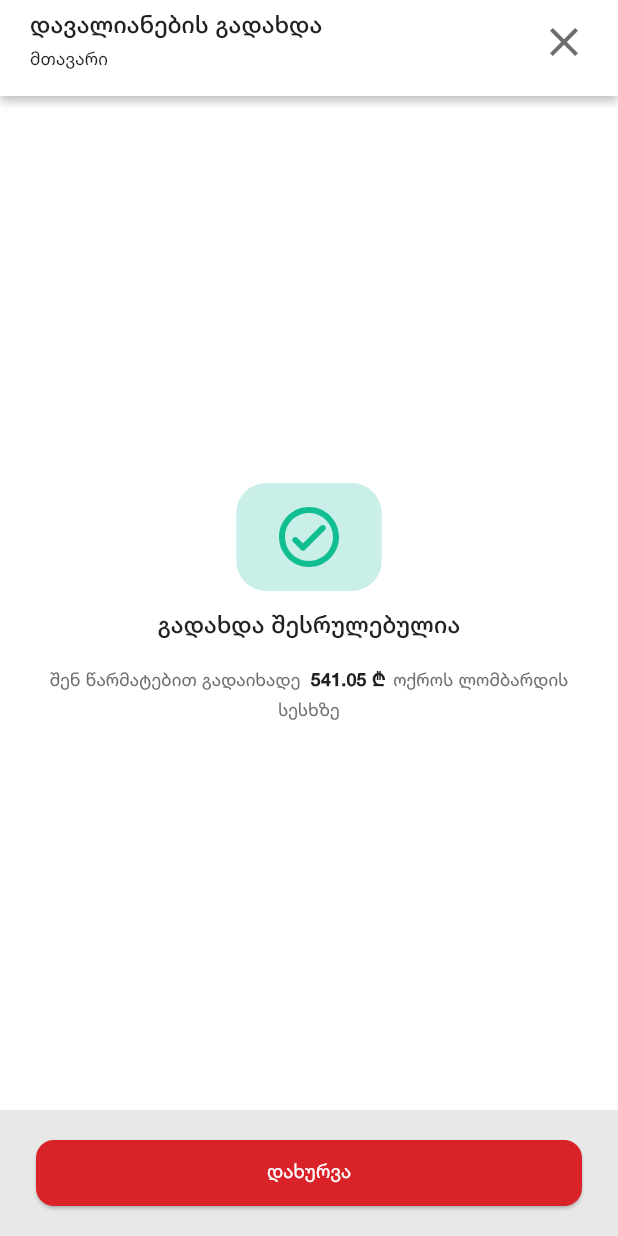
After one commit to OmarKhachidze/skapi_obligations, a Flutter app: the SuccessScreen screen opened by its route, on a phone screen of 412 x 824 dp. The commit adds this screen. Run offline on Flutter 3.47's test engine with Material 3 defaults, Android fonts, the phone set to English and light mode, and no system bars; drawn by our look-alikes of dynamic_color; our stand-ins replace flutter_svg, go_router; generated files the repository leaves out were written again; project files that could hold a hidden picture were left out.

Commit message:
add success screen

```diff
--- a/lib/common/constants/svg_assets.dart
+++ b/lib/common/constants/svg_assets.dart
@@ -32,4 +32,5 @@ class SvgAssets {
   static const String listAlt = '${_svgsPath}list_alt.svg';
   static const String errorOutline = '${_svgsPath}error_outline.svg';
   static const String gelSymbol = '${_svgsPath}gel_symbol.svg';
+  static const String checkCircle = '${_svgsPath}check_circle.svg';
 }
--- a/lib/common/extension/route_extension.dart
+++ b/lib/common/extension/route_extension.dart
@@ -18,6 +18,8 @@ extension RouteExtension on AppRoute {
         return context.localization.navigationLabelCurrency;
       case AppRoute.payment:
         return context.localization.paymentDetailsDebtPayment;
+      default:
+        return '';
     }
   }
 
--- /dev/null
+++ b/lib/common/screens/success_screen.dart
@@ -0,0 +1,74 @@
+import 'package:flutter/material.dart';
+import 'package:flutter_svg/svg.dart';
+import 'package:go_router/go_router.dart';
+import 'package:skapi_obligations/common/extension/localization_extension.dart';
+import 'package:skapi_obligations/common/extension/route_extension.dart';
+import 'package:skapi_obligations/common/extension/theme_extension.dart';
+import 'package:skapi_obligations/common/widgets/appbars/close_appbar.dart';
+import 'package:skapi_obligations/common/widgets/buttons/scaffold_button.dart';
+import 'package:skapi_obligations/common/widgets/text/amount_text.dart';
+import 'package:skapi_obligations/router/app_route.dart';
+
+import '../constants/svg_assets.dart';
+
+class SuccessScreen extends StatelessWidget {
+  const SuccessScreen({super.key});
+
+  @override
+  Widget build(BuildContext context) {
+    return Scaffold(
+      backgroundColor: context.skapiColors.white,
+      appBar: CloseAppBar(
+        title: AppRoute.payment.label(context),
+        subTitle: AppRoute.home.label(context),
+      ),
+      bottomNavigationBar: ScaffoldButton(
+        label: context.localization.close,
+        onPress: () {
+          context.go(AppRoute.home.path);
+        },
+      ),
+      body: Padding(
+        padding: const EdgeInsets.all(20.0),
+        child: Column(
+          mainAxisAlignment: MainAxisAlignment.center,
+          crossAxisAlignment: CrossAxisAlignment.stretch,
+          spacing: 12,
+          children: [
+            Center(
+              child: Container(
+                padding: const EdgeInsets.symmetric(
+                  horizontal: 24.0,
+                  vertical: 12.0,
+                ),
+                decoration: BoxDecoration(
+                  color: context.skapiColors.successLight,
+                  borderRadius: BorderRadius.circular(20.0),
+                ),
+                child: SvgPicture.asset(
+                  SvgAssets.checkCircle,
+                  colorFilter: ColorFilter.mode(
+                    context.skapiColors.success,
+                    BlendMode.srcIn,
+                  ),
+                ),
+              ),
+            ),
+            Text(
+              context.localization.successPaymentSuccess,
+              overflow: TextOverflow.ellipsis,
+              textAlign: TextAlign.center,
+              style: context.skapiTextStyles.h3.copyWith(
+                color: context.skapiColors.black,
+              ),
+            ),
+            AmountText(
+              label: context.localization.successPaymentDescription(541.05),
+              amount: 541.05,
+            ),
+          ],
+        ),
+      ),
+    );
+  }
+}
--- /dev/null
+++ b/lib/common/widgets/appbars/close_appbar.dart
@@ -0,0 +1,80 @@
+import 'package:flutter/material.dart';
+import 'package:flutter_svg/svg.dart';
+import 'package:go_router/go_router.dart';
+import 'package:skapi_obligations/common/constants/app_constants.dart';
+import 'package:skapi_obligations/common/constants/svg_assets.dart';
+import 'package:skapi_obligations/common/extension/theme_extension.dart';
+import 'package:skapi_obligations/router/app_route.dart';
+
+class CloseAppBar extends StatelessWidget implements PreferredSizeWidget {
+  const CloseAppBar({
+    super.key,
+    required this.title,
+    required this.subTitle,
+    this.onClosePress,
+  });
+
+  final String title;
+  final String subTitle;
+  final VoidCallback? onClosePress;
+
+  @override
+  Size get preferredSize => const Size.fromHeight(64);
+
+  @override
+  Widget build(BuildContext context) {
+    return Container(
+      decoration: BoxDecoration(
+        boxShadow: [getNavigationBarBoxShadow(context, const Offset(0, 4))],
+      ),
+      child: AppBar(
+        automaticallyImplyLeading: false,
+        centerTitle: false,
+        elevation: 0,
+        titleSpacing: 20,
+        actionsPadding: EdgeInsets.zero,
+        backgroundColor: context.skapiColors.white,
+        surfaceTintColor: context.skapiColors.white,
+        title: Column(
+          crossAxisAlignment: CrossAxisAlignment.start,
+          mainAxisAlignment: MainAxisAlignment.start,
+          children: [
+            Text(
+              title,
+              maxLines: 1,
+              overflow: TextOverflow.ellipsis,
+              style: context.skapiTextStyles.h3.copyWith(
+                color: context.skapiColors.black,
+              ),
+            ),
+            Text(
+              subTitle,
+              maxLines: 1,
+              overflow: TextOverflow.ellipsis,
+              style: context.skapiTextStyles.tinyText.copyWith(
+                color: context.skapiColors.black,
+              ),
+            ),
+          ],
+        ),
+        actions: [
+          GestureDetector(
+            onTap: () => context.go(AppRoute.home.path),
+            child: Container(
+              height: 32,
+              width: 32,
+              margin: const EdgeInsets.only(right: 20.0),
+              child: SvgPicture.asset(
+                SvgAssets.close,
+                colorFilter: ColorFilter.mode(
+                  context.skapiColors.grayDark,
+                  BlendMode.srcIn,
+                ),
+              ),
+            ),
+          ),
+        ],
+      ),
+    );
+  }
+}
--- /dev/null
+++ b/lib/common/widgets/text/amount_text.dart
@@ -0,0 +1,35 @@
+import 'package:flutter/material.dart';
+import 'package:skapi_obligations/common/extension/localization_extension.dart';
+import 'package:skapi_obligations/common/extension/number_extension.dart';
+import 'package:skapi_obligations/common/extension/theme_extension.dart';
+
+class AmountText extends StatelessWidget {
+  const AmountText({required this.label, required this.amount, super.key});
+
+  final String label;
+  final double amount;
+
+  @override
+  Widget build(BuildContext context) {
+    return RichText(
+      text: TextSpan(
+        text: label.split('$amount')[0],
+        style: context.skapiTextStyles.tinyText.copyWith(
+          color: context.skapiColors.grayDark,
+        ),
+        children: [
+          TextSpan(
+            text:
+                ' ${amount.formatToString()} ${context.localization.currencyGel} ',
+            style: context.skapiTextStyles.tinyText.copyWith(
+              fontWeight: FontWeight.w900,
+              color: context.skapiColors.black,
+            ),
+          ),
+          TextSpan(text: label.split('$amount')[1]),
+        ],
+      ),
+      textAlign: TextAlign.center,
+    );
+  }
+}
--- a/lib/features/obligations/presentation/payment_details_screen.dart
+++ b/lib/features/obligations/presentation/payment_details_screen.dart
@@ -1,4 +1,5 @@
 import 'package:flutter/material.dart';
+import 'package:go_router/go_router.dart';
 import 'package:skapi_obligations/common/constants/svg_assets.dart';
 import 'package:skapi_obligations/common/extension/localization_extension.dart';
 import 'package:skapi_obligations/common/extension/route_extension.dart';
@@ -30,8 +31,12 @@ class PaymentDetailsScreen extends StatelessWidget {
           DefaultBottomSheet(
             label: context.localization.pay,
             buttonLabel: context.localization.pay,
-            onPress: () {},
-            children: const PayContent(amount: 541.05)
+            onPress: () {
+              context.push(
+                '${AppRoute.home.path}/${AppRoute.payment.path}/${AppRoute.success.path}',
+              );
+            },
+            children: const PayContent(amount: 541.05),
           ).show(context);
         },
       ),
--- a/lib/l10n/app_en.arb
+++ b/lib/l10n/app_en.arb
@@ -127,5 +127,22 @@
   "paymentDetailsPayDescription": "Please note that loan amounts will be repaid in order of priority.",
   "@paymentDetailsPayDescription": {
     "description": "Description for pay bottom sheet in payment screen."
+  },
+
+  "@_SUCCESS_SCREEN_####################################################################################################": {},
+
+  "successPaymentSuccess": "Payment Successfull",
+  "@successPaymentSuccess": {
+    "description": "Title for success screen."
+  },
+
+  "successPaymentDescription": "You have successfully paid {amount} ₾ on your gold pawn loan.",
+  "@successPaymentDescription": {
+    "description": "Amount of money you payed",
+    "placeholders": {
+      "amount": {
+        "type": "Object"
+      }
+    }
   }
 }
--- a/lib/l10n/app_ka.arb
+++ b/lib/l10n/app_ka.arb
@@ -127,5 +127,22 @@
   "paymentDetailsPayDescription": "გაითვალისწინე, რომ სესხების თანხები დაიფარება პრიორიტეტის შესაბამისად",
   "@paymentDetailsPayDescription": {
     "description": "Description for pay bottom sheet in payment screen."
+  },
+
+  "@_SUCCESS_SCREEN_####################################################################################################": {},
+
+  "successPaymentSuccess": "გადახდა შესრულებულია",
+  "@successPaymentSuccess": {
+    "description": "Title for success screen."
+  },
+
+  "successPaymentDescription": "შენ წარმატებით გადაიხადე {amount} ოქროს ლომბარდის სესხზე",
+  "@successPaymentDescription": {
+    "description": "Amount of money you payed",
+    "placeholders": {
+      "amount": {
+        "type": "Object"
+      }
+    }
   }
 }
--- a/lib/router/app_route.dart
+++ b/lib/router/app_route.dart
@@ -4,6 +4,7 @@ enum AppRoute {
   home('/home', true),
   transfers('/transfers', true),
   currency('/currency', true),
+  success('success'),
   payment('payment');
 
   const AppRoute(this.path, [this.main = false]);
--- a/lib/router/router.dart
+++ b/lib/router/router.dart
@@ -4,6 +4,7 @@ import 'package:skapi_obligations/common/extension/localization_extension.dart';
 import 'package:skapi_obligations/common/extension/route_extension.dart';
 import 'package:skapi_obligations/common/screens/empty_screen.dart';
 import 'package:skapi_obligations/common/screens/main_screen.dart';
+import 'package:skapi_obligations/common/screens/success_screen.dart';
 import 'package:skapi_obligations/features/obligations/presentation/obligation_screen.dart';
 import 'package:skapi_obligations/features/obligations/presentation/payment_details_screen.dart';
 
@@ -66,6 +67,15 @@ class MainRouter {
                     builder: (BuildContext context, GoRouterState state) {
                       return const PaymentDetailsScreen();
                     },
+                    routes: [
+                      GoRoute(
+                        path: AppRoute.success.path,
+                        parentNavigatorKey: _rootNavigatorKey,
+                        builder: (BuildContext context, GoRouterState state) {
+                          return const SuccessScreen();
+                        },
+                      ),
+                    ],
                   ),
                 ],
               ),
```
Also changed, not shown: assets/svgs/check_circle.svg (added).
